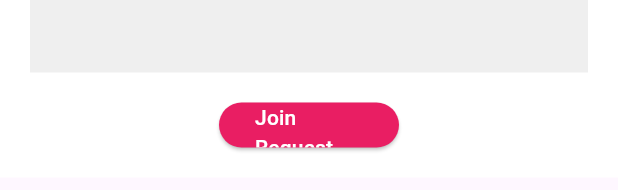
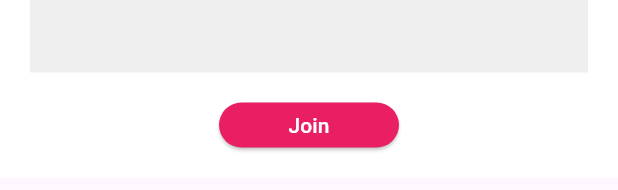
Before and after one commit to smilebank7/TravelWith_front, a Flutter app: the JoinTravel widget shown alone on an empty page, opened directly with empty values, on a phone screen of 412 x 824 dp. Shown: the part 430-620 px from the top of the screen. Run offline on Flutter 3.47's test engine with Material 3 defaults, Android fonts, the phone set to English and light mode, and no system bars; our stand-ins replace card_swiper, dash_chat_2, dio, draggable_home, flutter_dotenv, flutter_riverpod and 5 more; missing offline and left inert: flutter_naver_map, random_avatar; network calls fail; project files that could hold a hidden picture were left out.

Commit message:
매칭 수정

```diff
--- a/lib/pages/matching/search/joinTravel.dart
+++ b/lib/pages/matching/search/joinTravel.dart
@@ -348,7 +348,7 @@
                             );
                             Navigator.of(context).pop();
                           },
-                          child: Text('Join Request'),
+                          child: Text('Join'),
 
                             style: ElevatedButton.styleFrom(
                               primary: Colors.pink,
--- a/lib/pages/matching/search/travelList.dart
+++ b/lib/pages/matching/search/travelList.dart
@@ -26,7 +26,8 @@
   Widget build(BuildContext context) {
     final travelListState = ref.watch(travelListProvider);
 
-    return Expanded(
+    return SingleChildScrollView(
+      child: Expanded(
         child: Container(
           margin: EdgeInsets.fromLTRB(20, 14, 14, 0),
           alignment: Alignment.centerLeft,
@@ -86,6 +87,7 @@
               ]
           ),
         ),
+      ),
     );
   }
 }
```
Also changed, not shown: lib/pages/matching/matching.dart (+1 -11 lines). Lines whose indentation alone changed are shown as unchanged.
